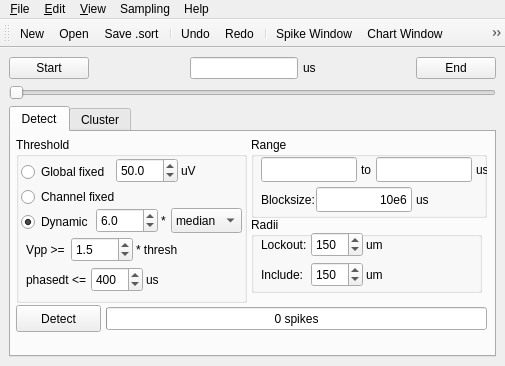
spyke/spyke, file spyke/spyke.ui: the form before one commit.
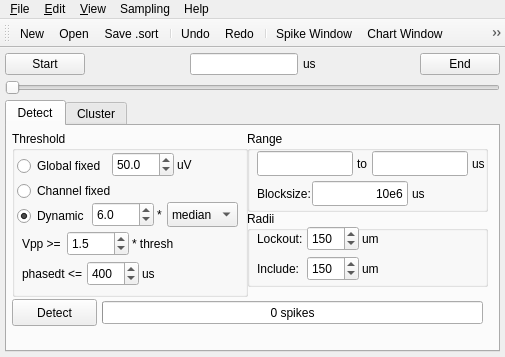
The form after the commit. Icons and pictures are not drawn.

Commit message: Spike, Chart, and LFP windows all open correctly in their own dock widgets fix segfault on File/Quit set minimum size for spyke window

The edit to the form file:
```diff
--- a/spyke/spyke.ui
+++ b/spyke/spyke.ui
@@ -7,7 +7,7 @@
     <x>0</x>
     <y>0</y>
     <width>505</width>
-    <height>366</height>
+    <height>357</height>
    </rect>
   </property>
   <property name="windowTitle">
@@ -19,6 +19,12 @@
   </property>
   <widget class="QWidget" name="centralwidget">
    <layout class="QVBoxLayout" name="verticalLayout">
+    <property name="spacing">
+     <number>5</number>
+    </property>
+    <property name="margin">
+     <number>5</number>
+    </property>
     <item>
      <layout class="QHBoxLayout" name="horizontalLayout">
       <property name="spacing">
@@ -128,6 +134,12 @@
         <verstretch>0</verstretch>
        </sizepolicy>
       </property>
+      <property name="minimumSize">
+       <size>
+        <width>495</width>
+        <height>236</height>
+       </size>
+      </property>
       <property name="currentIndex">
        <number>0</number>
       </property>
@@ -172,7 +184,7 @@
          <rect>
           <x>5</x>
           <y>5</y>
-          <width>231</width>
+          <width>236</width>
           <height>166</height>
          </rect>
         </property>
@@ -425,7 +437,7 @@
          <rect>
           <x>240</x>
           <y>5</y>
-          <width>236</width>
+          <width>241</width>
           <height>81</height>
          </rect>
         </property>
@@ -541,7 +553,7 @@
          <rect>
           <x>240</x>
           <y>85</y>
-          <width>231</width>
+          <width>241</width>
           <height>76</height>
          </rect>
         </property>
```
The commit also changes 3 other files.
